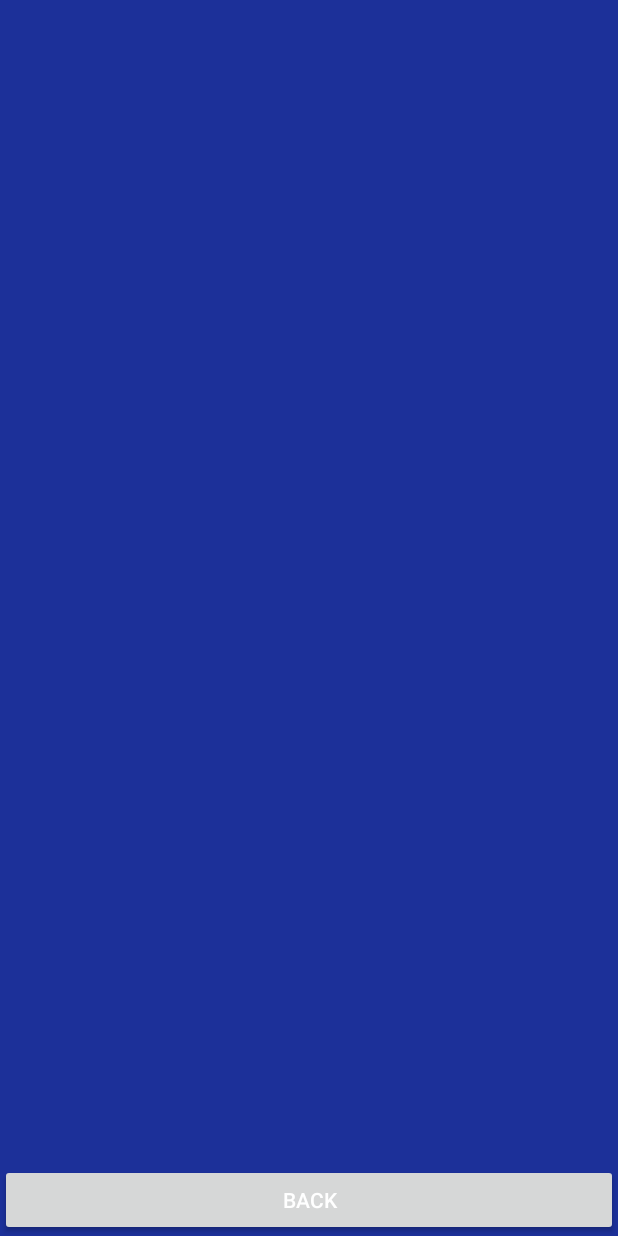
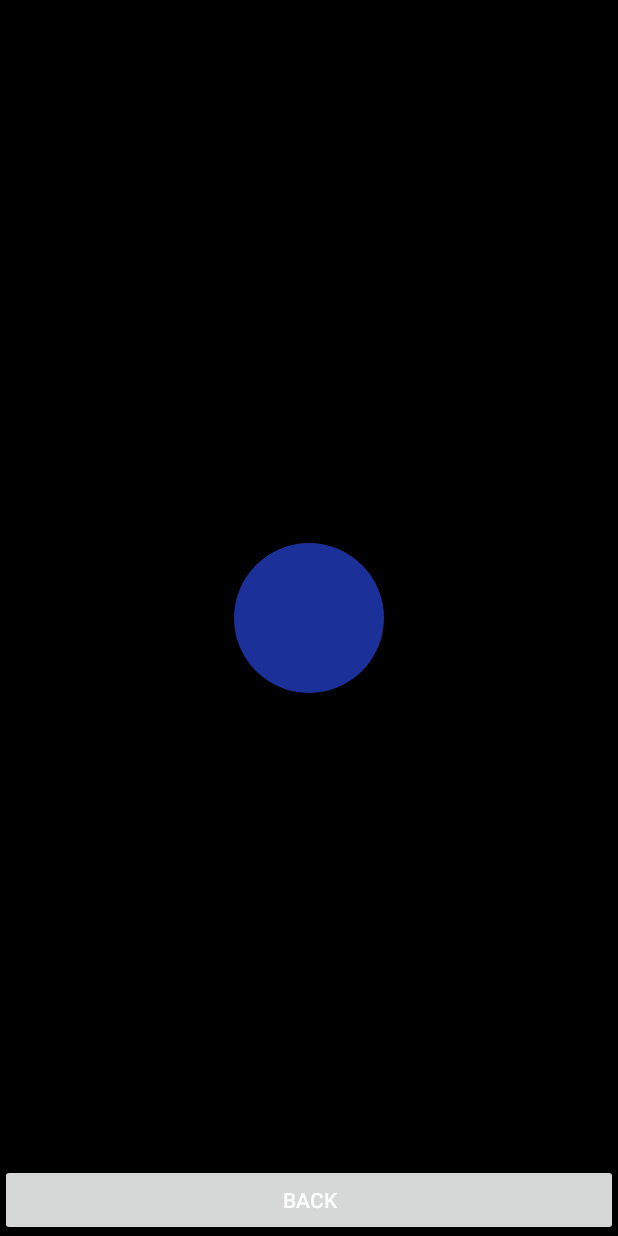
Before and after one commit to Sleewell/POC-Sleewell, an Android app: the layout activity_proto_activated.xml on its own in the app's theme, with its tools: preview values and no code run, on a phone screen of 412 x 824 dp. Run offline under Robolectric (Android 15) with nearby library versions, the phone set to English and light mode, and no system bars.

Commit message:
+Add circle halo

```diff
--- a/app/src/main/java/com/example/sleewell/ProtoActivated.kt
+++ b/app/src/main/java/com/example/sleewell/ProtoActivated.kt
@@ -10,6 +10,7 @@
 import android.os.Handler
 import android.provider.Settings
 import android.view.View
+import android.widget.ImageView
 import androidx.annotation.RequiresApi
 import androidx.preference.PreferenceManager
 import com.example.sleewell.ui.sounds.SoundsFragment
@@ -94,8 +95,11 @@
         if (prefs.all["Music"] == true) {
             mediaPlayer!!.start()
         }
-        if (prefs.all["Halo"] == true)
+        if (prefs.all["Halo"] == true) {
             timer.start()
+        } else {
+            findViewById<ImageView>(R.id.halo).visibility = View.INVISIBLE
+        }
     }
 
     override fun onPostCreate(savedInstanceState: Bundle?) {
--- /dev/null
+++ b/app/src/main/res/drawable/circle_halos.xml
@@ -0,0 +1,5 @@
+<?xml version="1.0" encoding="utf-8"?>
+<shape xmlns:android="http://schemas.android.com/apk/res/android"
+    android:shape="oval" >
+    <solid android:color="@color/blue" />
+</shape>
--- a/app/src/main/res/layout/activity_proto_activated.xml
+++ b/app/src/main/res/layout/activity_proto_activated.xml
@@ -4,7 +4,7 @@
     android:id="@+id/background"
     android:layout_width="match_parent"
     android:layout_height="match_parent"
-    android:background="@color/blue"
+    android:background="@color/fullBlack"
     tools:context=".ProtoActivated">
 
     <!-- The primary full-screen view. This can be replaced with whatever view
@@ -23,6 +23,14 @@
         android:layout_width="match_parent"
         android:layout_height="match_parent"
         android:fitsSystemWindows="true">
+
+        <ImageView
+            android:id="@+id/halo"
+            android:layout_width="100dp"
+            android:layout_height="100dp"
+            android:layout_gravity="center|center_horizontal"
+            android:visibility="visible"
+            android:src="@drawable/circle_halos" />
 
         <LinearLayout
             android:id="@+id/fullscreen_content_controls"
--- a/app/src/main/res/values/colors.xml
+++ b/app/src/main/res/values/colors.xml
@@ -6,6 +6,7 @@
     <color name="colorAccent">#FFFFFF</color>
     <color name="colorText">#FFFFFF</color>
     <color name="blue">#1C3099</color>
+    <color name="fullBlack">#000000</color>
 
     <color name="colorAccentClock">#FF0000</color>
     <color name="colorTextClock">#FF0000</color>
```
